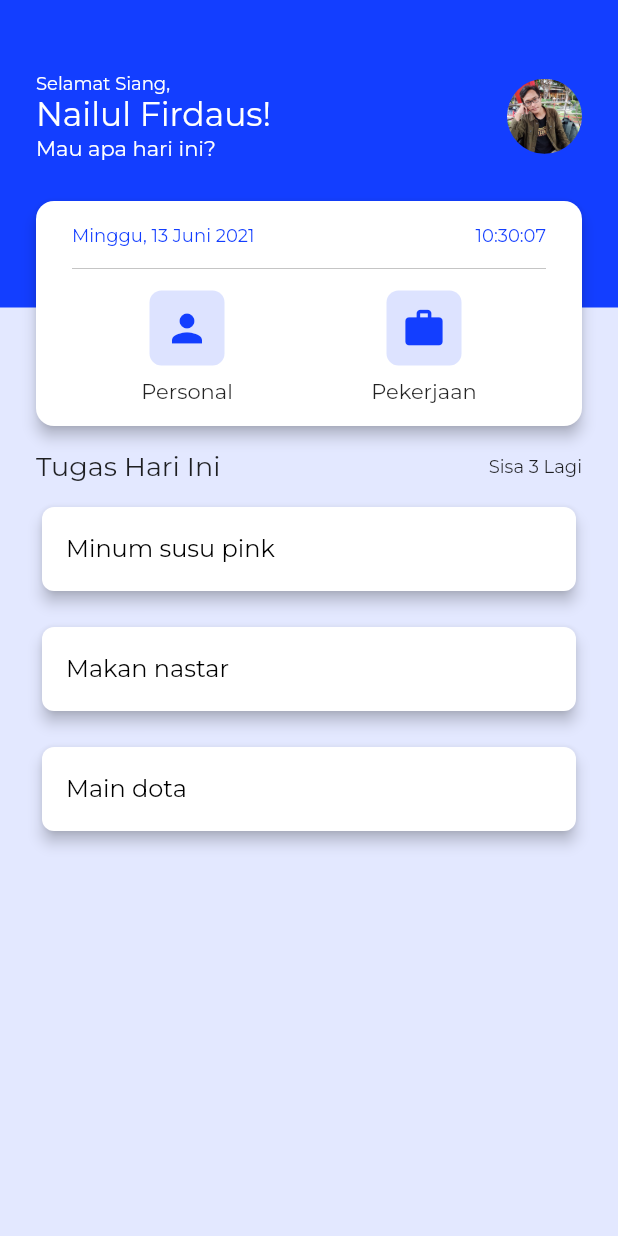
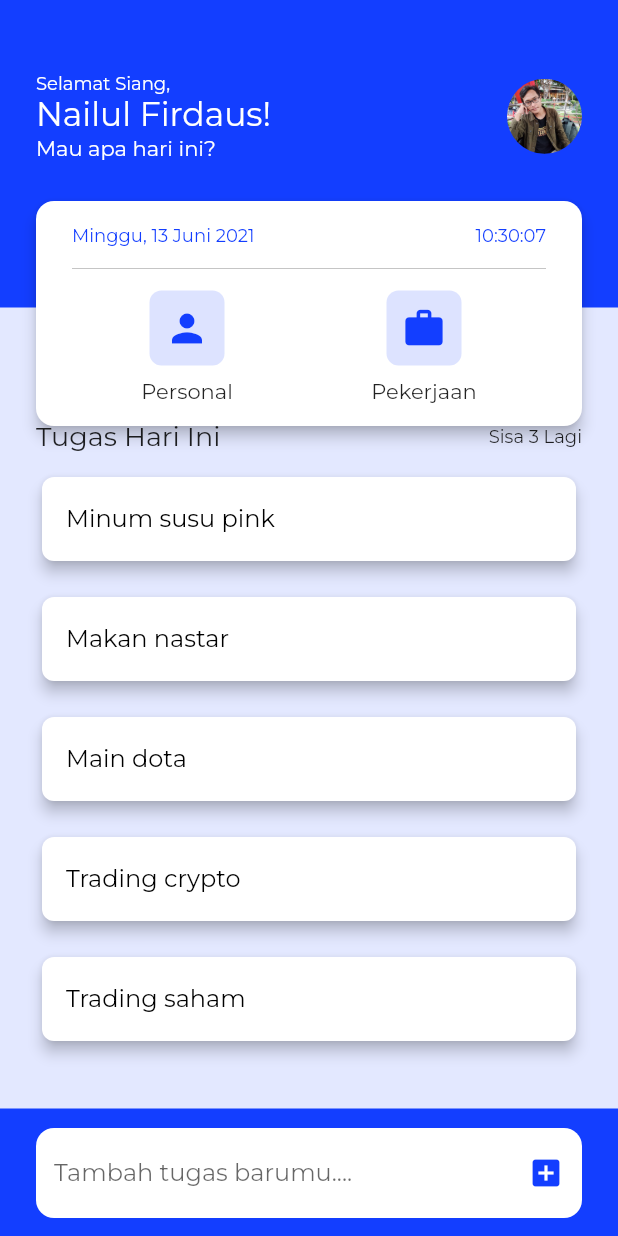
Before and after one commit to nailnafir/flutter-todo, a Flutter app: the screen it shows after launch, on a phone screen of 412 x 824 dp. Run offline on Flutter 3.47's test engine with Material 2 defaults, Android fonts, the light colour scheme and no system bars; our stand-ins replace google_fonts.

Commit message:
add new tasker design

```diff
--- a/lib/pages/home_page.dart
+++ b/lib/pages/home_page.dart
@@ -101,7 +101,7 @@ class _HomePageState extends State<HomePage> {
     return Scaffold(
       backgroundColor: Color(0xFFE3E8FF),
       appBar: PreferredSize(
-        preferredSize: Size.fromHeight(300),
+        preferredSize: Size.fromHeight(280),
         child: AppBar(
           elevation: 0,
           backgroundColor: Color(0xFFE3E8FF),
@@ -145,9 +145,18 @@ class _HomePageState extends State<HomePage> {
           ),
         ),
       ),
-      body: ListView(
+      body: Stack(
+        children: [
+          NotificationListener<OverscrollIndicatorNotification>(
+            onNotification: (overscroll) {
+              overscroll.disallowGlow();
+              return false;
+            },
+            child: ListView(
               children: [
                 //NOTE: TO DO MAIN
+                Stack(
+                  children: [
                     Column(
                       children: [
                         Container(
@@ -155,7 +164,47 @@ class _HomePageState extends State<HomePage> {
                           child: todoMain(),
                         ),
                       ],
+                    ),
+                  ],
                 )
+              ],
+            ),
+          ),
+          Stack(
+            children: [
+              Align(
+                alignment: Alignment.bottomCenter,
+                child: Container(
+                  width: double.infinity,
+                  height: 85,
+                  color: Color(0xFF133EFF),
+                ),
+              ),
+              Align(
+                alignment: Alignment.bottomCenter,
+                child: Container(
+                  margin: EdgeInsets.symmetric(vertical: 12, horizontal: 24),
+                  width: double.infinity,
+                  decoration: BoxDecoration(
+                    borderRadius: BorderRadius.circular(12),
+                    color: Colors.white,
+                  ),
+                  child: TextField(
+                    decoration: InputDecoration(
+                        border: OutlineInputBorder(borderSide: BorderSide.none),
+                        suffixIcon: IconButton(
+                          icon: Icon(
+                            Icons.add_box,
+                            color: Color(0xFF133EFF),
+                          ),
+                          onPressed: () {},
+                        ),
+                        hintText: "Tambah tugas barumu...."),
+                  ),
+                ),
+              ),
+            ],
+          ),
         ],
       ),
     );
@@ -282,6 +331,8 @@ class _HomePageState extends State<HomePage> {
         TodoItem(title: "Minum susu pink"),
         TodoItem(title: "Makan nastar"),
         TodoItem(title: "Main dota"),
+        TodoItem(title: "Trading crypto"),
+        TodoItem(title: "Trading saham"),
       ],
     );
   }
```
Lines whose indentation alone changed are shown as unchanged.
